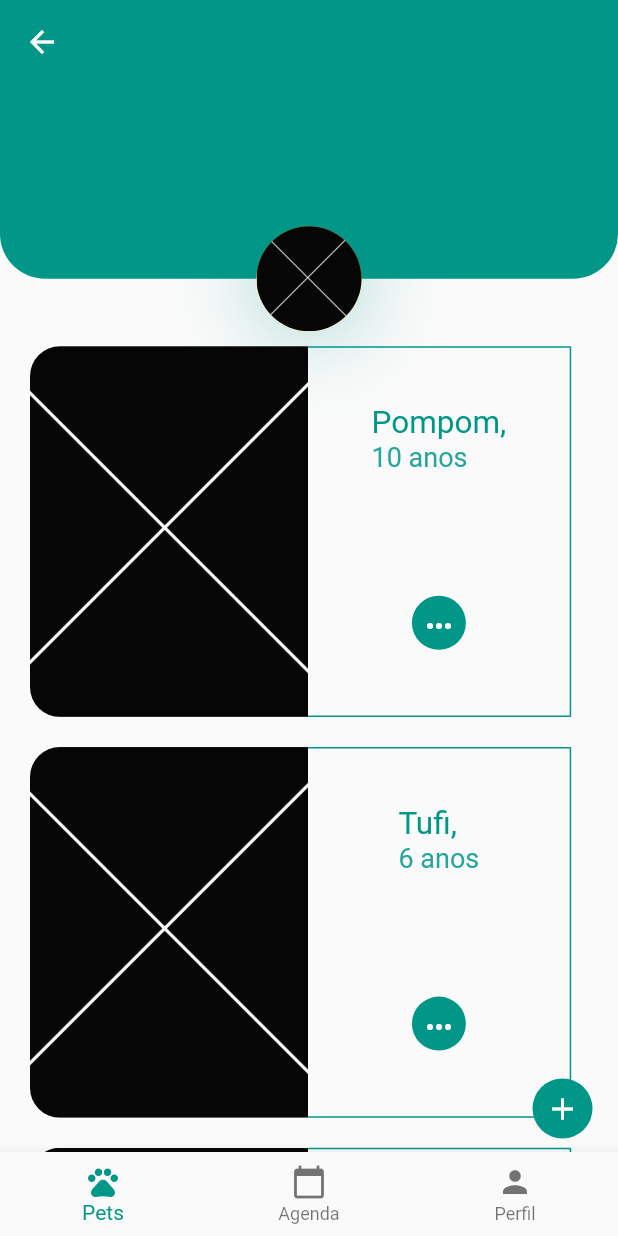
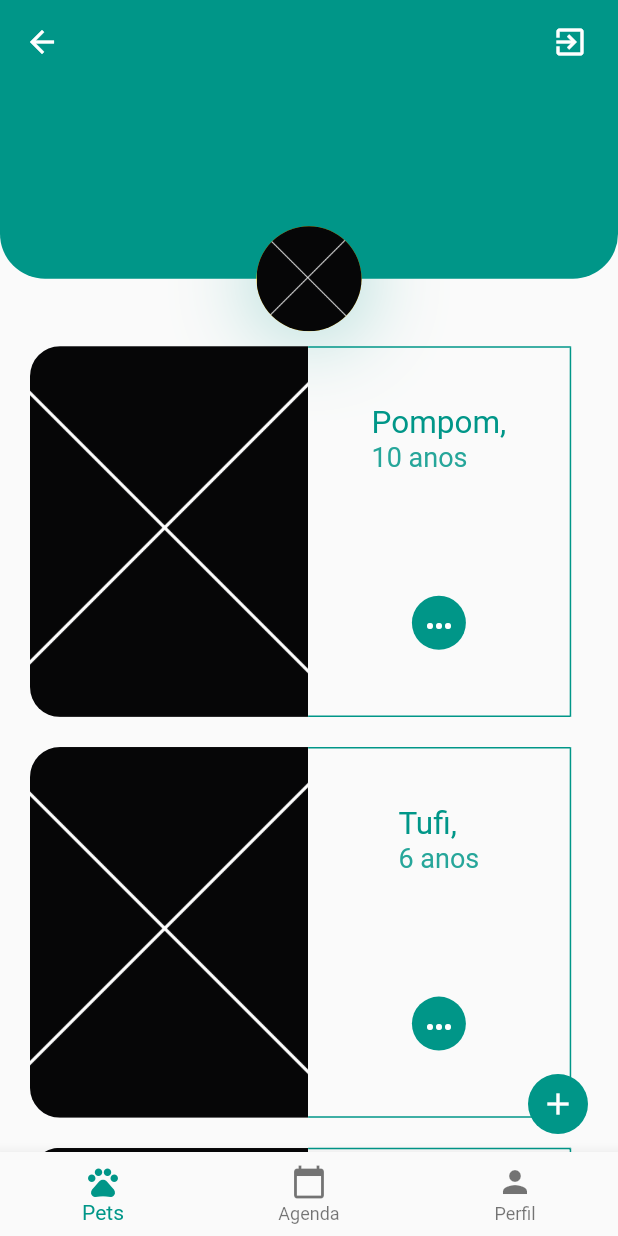
Before and after one commit to aaa1101/atvs-SI700, a Flutter app: the HomePage screen opened by its route, on a phone screen of 412 x 824 dp. Run offline on Flutter 3.47's test engine with Material 2 defaults, Android fonts, the phone set to English and light mode, and no system bars; our stand-ins replace mask_text_input_formatter.

Commit message:
add base pag agenda e logout

```diff
--- a/trab/prj_clinica/lib/components/buttonAddAppointment.dart
+++ b/trab/prj_clinica/lib/components/buttonAddAppointment.dart
@@ -1,7 +1,8 @@
 import 'package:flutter/material.dart';
 
 class ButtonAddAppointment extends StatelessWidget {
-  const ButtonAddAppointment({super.key});
+  final Size size;
+  const ButtonAddAppointment({super.key, required this.size});
 
   @override
   Widget build(BuildContext context) {
@@ -9,7 +10,7 @@ class ButtonAddAppointment extends StatelessWidget {
       style: TextButton.styleFrom(
           backgroundColor: Colors.teal,
           shape: const CircleBorder(),
-          fixedSize: const Size(10, 10)),
+          fixedSize: size),
       child: const Icon(
         Icons.add,
         color: Colors.white,
--- a/trab/prj_clinica/lib/components/buttonAddPet.dart
+++ b/trab/prj_clinica/lib/components/buttonAddPet.dart
@@ -6,8 +6,8 @@ class ButtonAddPet extends StatelessWidget {
   @override
   Widget build(BuildContext context) {
     return Positioned(
-      bottom: 5,
-      right: 5,
+      bottom: 8,
+      right: 8,
       child: TextButton(
         style: TextButton.styleFrom(
             backgroundColor: Colors.teal,
--- a/trab/prj_clinica/lib/model/client.dart
+++ b/trab/prj_clinica/lib/model/client.dart
@@ -1,12 +1,9 @@
-import 'package:prj_clinica/model/pet.dart';
-
 class Client {
   String nm_cliente = "";
   String cd_cpf = "";
   String cd_tel = "";
   String nm_email = "";
   bool ic_propaganda = false;
-  var pets = <Pet>[];
 
   doSomething() {
     print("Cliente: $nm_cliente");
--- a/trab/prj_clinica/lib/model/pets.dart
+++ b/trab/prj_clinica/lib/model/pets.dart
@@ -36,7 +36,7 @@ class Pets {
         sexo: 'maco',
         list_appointments: [
           Appointment(date: '19/05/2022', hour: '14:00', finished: true),
-          Appointment(date: '13/06/2022', hour: '15:00', finished: true),
+          Appointment(date: '13/12/2022', hour: '15:00', finished: false),
         ]),
     Pet(
         nome: 'Romrom',
--- a/trab/prj_clinica/lib/screens/home.dart
+++ b/trab/prj_clinica/lib/screens/home.dart
@@ -1,7 +1,9 @@
 import 'package:flutter/material.dart';
+import 'package:prj_clinica/components/buttonAddAppointment.dart';
 import 'package:prj_clinica/components/buttonAddPet.dart';
 import 'package:prj_clinica/components/containerPet.dart';
 import 'package:prj_clinica/components/header.dart';
+import 'package:prj_clinica/screens/appointmentPage.dart';
 
 class HomePage extends StatefulWidget {
   const HomePage({super.key});
@@ -18,6 +20,22 @@ class _HomePageState extends State<HomePage> {
     return Scaffold(
       appBar: AppBar(
         elevation: 0.0,
+        actions: [
+          TextButton(
+            onPressed: () {
+              Navigator.of(context)
+                  .restorablePushNamedAndRemoveUntil('/', (route) => false);
+            },
+            style: TextButton.styleFrom(
+              shape: const CircleBorder(),
+              fixedSize: const Size(20, 20),
+            ),
+            child: const Icon(
+              Icons.exit_to_app,
+              color: Colors.white,
+            ),
+          )
+        ],
       ),
       body: IndexedStack(
         index: _currentScreen,
@@ -36,9 +54,14 @@ class _HomePageState extends State<HomePage> {
             ],
           ),
           Column(
-            children: const [
-              Header(),
-              Text('Nao faco ideia de como vou fazer isso'),
+            crossAxisAlignment: CrossAxisAlignment.end,
+            children: [
+              const Header(),
+              AppointmentPage(),
+              const Padding(
+                padding: EdgeInsets.all(8.0),
+                child: ButtonAddAppointment(size: Size(40, 40)),
+              ),
             ],
           ),
           Column(
--- a/trab/prj_clinica/lib/screens/petProfile.dart
+++ b/trab/prj_clinica/lib/screens/petProfile.dart
@@ -31,7 +31,7 @@ class PetProfile extends StatelessWidget {
                   'Agendamentos:',
                   style: TextStyle(color: Colors.teal, fontSize: 16),
                 ),
-                ButtonAddAppointment(),
+                ButtonAddAppointment(size: Size(15, 15)),
               ],
             ),
           ),
```
Also changed, not shown: trab/prj_clinica/lib/screens/appointmentPage.dart (added, +88 -0 lines).
